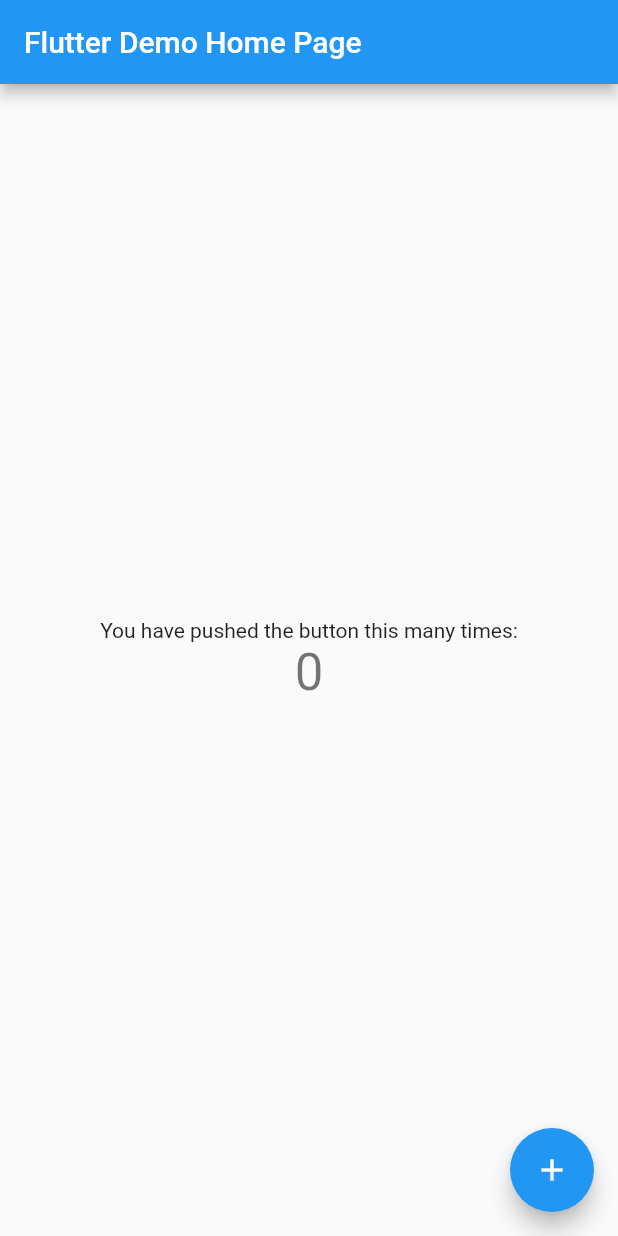
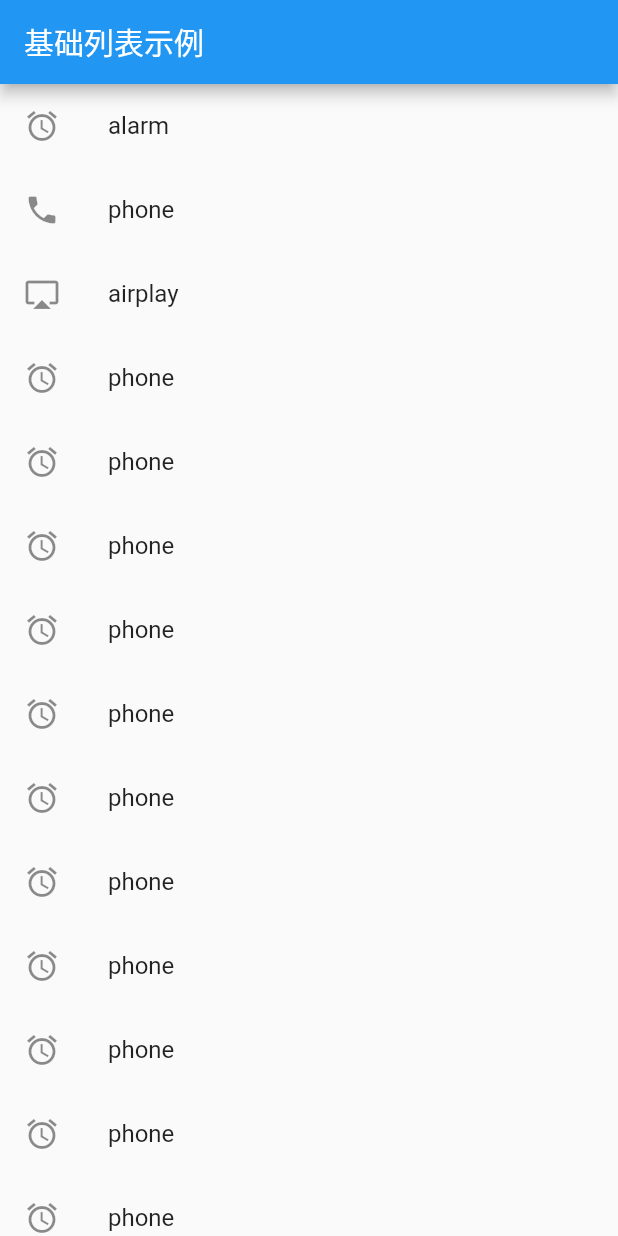
Before and after one commit to GavinKangDeveloper/flutter, a Flutter app: the screen it shows after launch, on a phone screen of 412 x 824 dp. Run offline on Flutter 3.47's test engine with Material 2 defaults, Android fonts, the phone set to English and light mode, and no system bars.

Commit message:
add：新增 UI 、Button 、List  的布局

```diff
--- a/lib/main.dart
+++ b/lib/main.dart
@@ -11,107 +11,183 @@ class MyApp extends StatelessWidget {
     return MaterialApp(
       title: 'Flutter Demo',
       theme: ThemeData(
-        // This is the theme of your application.
-        //
-        // Try running your application with "flutter run". You'll see the
-        // application has a blue toolbar. Then, without quitting the app, try
-        // changing the primarySwatch below to Colors.green and then invoke
-        // "hot reload" (press "r" in the console where you ran "flutter run",
-        // or simply save your changes to "hot reload" in a Flutter IDE).
-        // Notice that the counter didn't reset back to zero; the application
-        // is not restarted.
         primarySwatch: Colors.blue,
-        // This makes the visual density adapt to the platform that you run
-        // the app on. For desktop platforms, the controls will be smaller and
-        // closer together (more dense) than on mobile platforms.
         visualDensity: VisualDensity.adaptivePlatformDensity,
       ),
-      home: MyHomePage(title: 'Flutter Demo Home Page'),
+      home: KKList(),
     );
   }
 }
 
-class MyHomePage extends StatefulWidget {
-  MyHomePage({Key key, this.title}) : super(key: key);
-
-  // This widget is the home page of your application. It is stateful, meaning
-  // that it has a State object (defined below) that contains fields that affect
-  // how it looks.
-
-  // This class is the configuration for the state. It holds the values (in this
-  // case the title) provided by the parent (in this case the App widget) and
-  // used by the build method of the State. Fields in a Widget subclass are
-  // always marked "final".
-
-  final String title;
-
-  @override
-  _MyHomePageState createState() => _MyHomePageState();
-}
-
-class _MyHomePageState extends State<MyHomePage> {
-  int _counter = 0;
-
-  void _incrementCounter() {
-    setState(() {
-      // This call to setState tells the Flutter framework that something has
-      // changed in this State, which causes it to rerun the build method below
-      // so that the display can reflect the updated values. If we changed
-      // _counter without calling setState(), then the build method would not be
-      // called again, and so nothing would appear to happen.
-      _counter++;
-    });
-  }
-
+// 列表
+class KKList extends StatelessWidget {
   @override
   Widget build(BuildContext context) {
-    // This method is rerun every time setState is called, for instance as done
-    // by the _incrementCounter method above.
-    //
-    // The Flutter framework has been optimized to make rerunning build methods
-    // fast, so that you can just rebuild anything that needs updating rather
-    // than having to individually change instances of widgets.
-    return Scaffold(
-      appBar: AppBar(
-        // Here we take the value from the MyHomePage object that was created by
-        // the App.build method, and use it to set our appbar title.
-        title: Text(widget.title),
-      ),
-      body: Center(
-        // Center is a layout widget. It takes a single child and positions it
-        // in the middle of the parent.
-        child: Column(
-          // Column is also a layout widget. It takes a list of children and
-          // arranges them vertically. By default, it sizes itself to fit its
-          // children horizontally, and tries to be as tall as its parent.
-          //
-          // Invoke "debug painting" (press "p" in the console, choose the
-          // "Toggle Debug Paint" action from the Flutter Inspector in Android
-          // Studio, or the "Toggle Debug Paint" command in Visual Studio Code)
-          // to see the wireframe for each widget.
-          //
-          // Column has various properties to control how it sizes itself and
-          // how it positions its children. Here we use mainAxisAlignment to
-          // center the children vertically; the main axis here is the vertical
-          // axis because Columns are vertical (the cross axis would be
-          // horizontal).
-          mainAxisAlignment: MainAxisAlignment.center,
+    final title = '基础列表示例';
+    return MaterialApp(
+      title: title,
+      home: Scaffold(
+        appBar: AppBar(
+          title: Text(title),
+        ),
+        body: ListView(
           children: <Widget>[
-            Text(
-              'You have pushed the button this many times:',
+            ListTile(
+              leading: Icon(Icons.alarm),
+              title: Text('alarm'),
             ),
-            Text(
-              '$_counter',
-              style: Theme.of(context).textTheme.headline4,
+            ListTile(
+              leading: Icon(Icons.phone),
+              title: Text('phone'),
+            ),
+            ListTile(
+              leading: Icon(Icons.airplay),
+              title: Text('airplay'),
+            ),
+            ListTile(
+              leading: Icon(Icons.alarm),
+              title: Text('phone'),
+            ),
+            ListTile(
+              leading: Icon(Icons.alarm),
+              title: Text('phone'),
+            ),
+            ListTile(
+              leading: Icon(Icons.alarm),
+              title: Text('phone'),
+            ),
+            ListTile(
+              leading: Icon(Icons.alarm),
+              title: Text('phone'),
+            ),
+            ListTile(
+              leading: Icon(Icons.alarm),
+              title: Text('phone'),
+            ),
+            ListTile(
+              leading: Icon(Icons.alarm),
+              title: Text('phone'),
+            ),
+            ListTile(
+              leading: Icon(Icons.alarm),
+              title: Text('phone'),
+            ),
+            ListTile(
+              leading: Icon(Icons.alarm),
+              title: Text('phone'),
+            ),
+            ListTile(
+              leading: Icon(Icons.alarm),
+              title: Text('phone'),
+            ),
+            ListTile(
+              leading: Icon(Icons.alarm),
+              title: Text('phone'),
+            ),
+            ListTile(
+              leading: Icon(Icons.alarm),
+              title: Text('phone'),
+            ),
+            ListTile(
+              leading: Icon(Icons.alarm),
+              title: Text('phone'),
+            ),
+            ListTile(
+              leading: Icon(Icons.alarm),
+              title: Text('phone'),
             ),
           ],
         ),
       ),
-      floatingActionButton: FloatingActionButton(
-        onPressed: _incrementCounter,
-        tooltip: 'Increment',
-        child: Icon(Icons.add),
-      ), // This trailing comma makes auto-formatting nicer for build methods.
     );
   }
 }
+
+//  按钮 图标
+class KKImage extends StatelessWidget {
+  @override
+  Widget build(BuildContext context) {
+    return Scaffold(
+        appBar: AppBar(
+          title: Text('图标组件示例'),
+        ),
+        body: Column(
+          children: [
+            Icon(
+              Icons.phone,
+              color: Colors.green[300],
+              size: 80,
+            ),
+            IconButton(
+                icon: Icon(
+                  Icons.volume_up,
+                  size: 48,
+                ),
+                tooltip: '按下操作',
+                onPressed: () {
+                  print('按下操作 666');
+                }),
+            RaisedButton(
+              onPressed: () {
+                print('打印 RaisedButton Button 按钮 ');
+              },
+              child: Text('RaisedButton Button 按钮'),
+            )
+          ],
+        ));
+  }
+}
+
+// 文本 布局
+class KKUITest extends StatelessWidget {
+  @override
+  Widget build(BuildContext context) {
+    return Scaffold(
+      appBar: AppBar(
+        title: Text('文本组件'),
+      ),
+      // 垂直布局
+      body: Column(
+        children: <Widget>[
+          Text(
+            '红色字体 + 黑色下滑线 + 18 号 + 斜体 + 粗体',
+            style: TextStyle(
+              // 颜色
+              color: Colors.red,
+              // 字体
+              fontSize: 18,
+              // 字体样式：斜体
+              fontStyle: FontStyle.italic,
+              // 字体粗细
+              fontWeight: FontWeight.bold,
+              // 文本装饰器（删除线）
+              decoration: TextDecoration.lineThrough,
+              // 文本装饰器颜色（删除线颜色）
+              decorationColor: Colors.black,
+              // 文字间距;非行间距
+              letterSpacing: 2.0,
+            ),
+          ),
+          Text(
+            '橙色 + 下划线 + 24号',
+            style: TextStyle(
+              color: const Color(0xffff9900),
+              decoration: TextDecoration.lineThrough,
+              fontSize: 24,
+              fontStyle: FontStyle.normal,
+            ),
+          ),
+          Text(
+            '23号 + 斜体 + 加粗 + 字间距6',
+            style: TextStyle(
+              fontSize: 23,
+              fontWeight: FontWeight.bold,
+              fontStyle: FontStyle.italic,
+              letterSpacing: 6,
+            ),
+          ),
+        ],
+      ),
+    );
+  }
+}
```
